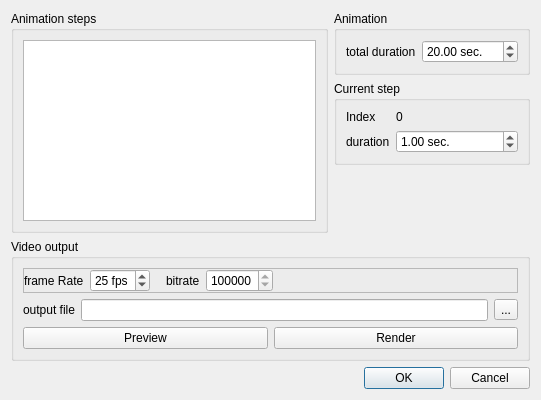
First picture: the form in plugins/qAnimation/animationDlg.ui, repository archeos/cloudcompare-archeos, before the edit.
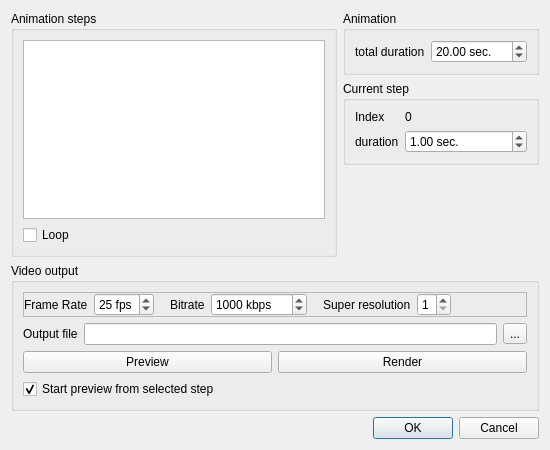
Second picture: the form after the edit. Icons and pictures are not drawn.

```diff
--- a/plugins/qAnimation/animationDlg.ui
+++ b/plugins/qAnimation/animationDlg.ui
@@ -6,8 +6,8 @@
    <rect>
     <x>0</x>
     <y>0</y>
-    <width>541</width>
-    <height>400</height>
+    <width>550</width>
+    <height>450</height>
    </rect>
   </property>
   <property name="windowTitle">
@@ -33,6 +33,13 @@
           </property>
          </widget>
         </item>
+        <item>
+         <widget class="QCheckBox" name="loopCheckBox">
+          <property name="text">
+           <string>Loop</string>
+          </property>
+         </widget>
+        </item>
        </layout>
       </widget>
      </item>
@@ -60,7 +67,7 @@
              <string> sec.</string>
             </property>
             <property name="minimum">
-             <double>1.000000000000000</double>
+             <double>0.100000000000000</double>
             </property>
             <property name="maximum">
              <double>3600.000000000000000</double>
@@ -169,7 +176,7 @@
          <item>
           <widget class="QLabel" name="label">
            <property name="text">
-            <string>frame Rate</string>
+            <string>Frame Rate</string>
            </property>
           </widget>
          </item>
@@ -205,24 +212,69 @@
          <item>
           <widget class="QLabel" name="label_3">
            <property name="text">
-            <string>bitrate</string>
+            <string>Bitrate</string>
            </property>
           </widget>
          </item>
          <item>
           <widget class="QSpinBox" name="bitrateSpinBox">
+           <property name="toolTip">
+            <string>Bitrate (in kbits / s)
+The higher the better the quality (but the bigger the file)</string>
+           </property>
+           <property name="suffix">
+            <string> kbps</string>
+           </property>
            <property name="minimum">
-            <number>100000</number>
+            <number>100</number>
            </property>
            <property name="maximum">
-            <number>1000000000</number>
-           </property>
-           <property name="singleStep">
-            <number>100000</number>
-           </property>
-           <property name="value">
             <number>1000000</number>
            </property>
+           <property name="singleStep">
+            <number>100</number>
+           </property>
+           <property name="value">
+            <number>1000</number>
+           </property>
+          </widget>
+         </item>
+         <item>
+          <spacer name="horizontalSpacer_3">
+           <property name="orientation">
+            <enum>Qt::Horizontal</enum>
+           </property>
+           <property name="sizeType">
+            <enum>QSizePolicy::Fixed</enum>
+           </property>
+           <property name="sizeHint" stdset="0">
+            <size>
+             <width>10</width>
+             <height>0</height>
+            </size>
+           </property>
+          </spacer>
+         </item>
+         <item>
+          <widget class="QLabel" name="label_5">
+           <property name="text">
+            <string>Super resolution</string>
+           </property>
+          </widget>
+         </item>
+         <item>
+          <widget class="QSpinBox" name="superResolutionSpinBox">
+           <property name="toolTip">
+            <string>Render the frame out at a higher resolution (2, 3 or 4 times larger) and then shrink it back down to size.
+(this makes some noisy pixels drop off and reduce the flicker that is often present in animations)
+Super resolution is only applied on the output video (it's not visible in Preview mode)</string>
+           </property>
+           <property name="minimum">
+            <number>1</number>
+           </property>
+           <property name="maximum">
+            <number>4</number>
+           </property>
           </widget>
          </item>
          <item>
@@ -246,7 +298,7 @@
         <item>
          <widget class="QLabel" name="label_4">
           <property name="text">
-           <string>output file</string>
+           <string>Output file</string>
           </property>
          </widget>
         </item>
@@ -280,6 +332,16 @@
         </item>
        </layout>
       </item>
+      <item>
+       <widget class="QCheckBox" name="previewFromSelectedCheckBox">
+        <property name="text">
+         <string>Start preview from selected step</string>
+        </property>
+        <property name="checked">
+         <bool>true</bool>
+        </property>
+       </widget>
+      </item>
      </layout>
     </widget>
    </item>
```
Left out of the diff: 16 changed lines with no effect on the pictures.
